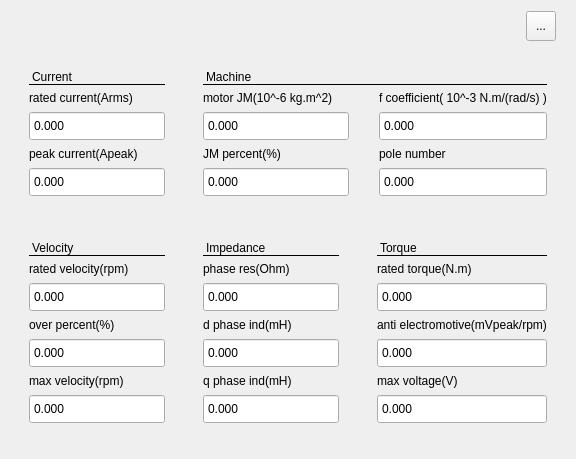
First picture: the form in Libs/UI/UiMotor/graphmotor129.ui, repository tiangaomingjing/ServoDriveTech, before the edit.
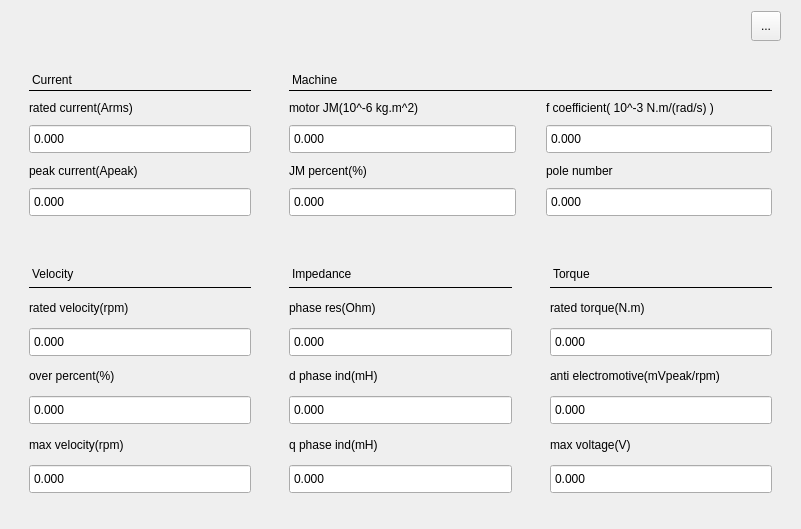
Second picture: the form after the edit.

Diff of the .ui file:
```diff
--- a/Libs/UI/UiMotor/graphmotor129.ui
+++ b/Libs/UI/UiMotor/graphmotor129.ui
@@ -6,8 +6,8 @@
    <rect>
     <x>0</x>
     <y>0</y>
-    <width>576</width>
-    <height>429</height>
+    <width>801</width>
+    <height>529</height>
    </rect>
   </property>
   <property name="windowTitle">
```
Left out of the diff: 3 changed lines with no effect on the pictures.
